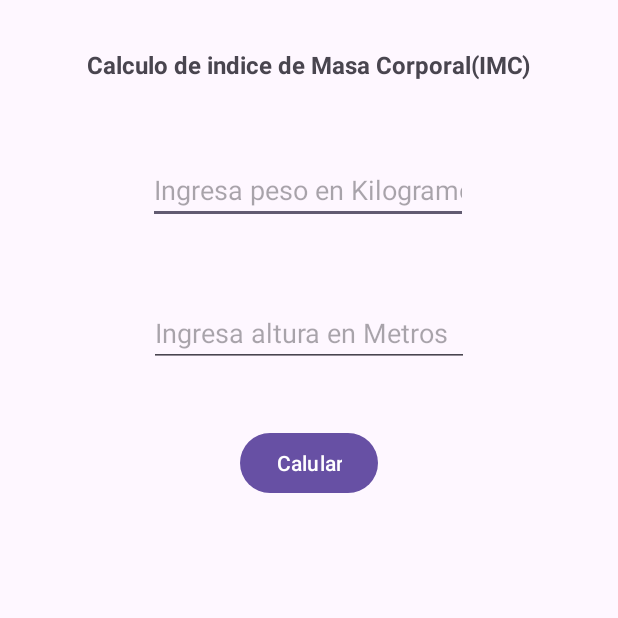
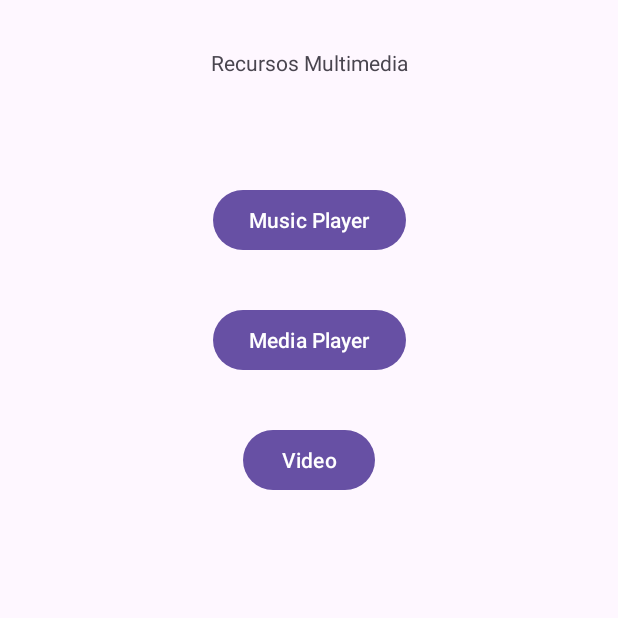
Before and after one commit to HectorMau501/12-02-Notificaciones, an Android app: the screen it shows after launch (Activty_Notificacion before the commit, MultimediaActivity after it), on a phone screen of 412 x 824 dp, the top half of it. Run offline under Robolectric (Android 15) with nearby library versions, the phone set to English and light mode, and no system bars.

Commit message:
Se ha añadido el reproducir video y audio para adelantar y retroceder

```diff
--- a/app/src/main/java/com/example/a12_02_notificaciones/Activty_Notificacion.kt
+++ b/app/src/main/java/com/example/a12_02_notificaciones/Activty_Notificacion.kt
@@ -99,6 +99,7 @@ class Activty_Notificacion : AppCompatActivity() {
 
         pendingIntentNo = PendingIntent.getActivity(this,0,accionNO,
             PendingIntent.FLAG_IMMUTABLE)
+
     }//configureActions
 
     //EquivaLENTE EN JAVA: PUBLIC FINAL STATTC
--- /dev/null
+++ b/app/src/main/java/com/example/a12_02_notificaciones/MultimediaActivity.kt
@@ -0,0 +1,33 @@
+package com.example.a12_02_notificaciones
+
+import android.content.Intent
+import androidx.appcompat.app.AppCompatActivity
+import android.os.Bundle
+import android.view.View
+import android.widget.Button
+
+class MultimediaActivity : AppCompatActivity() {
+    override fun onCreate(savedInstanceState: Bundle?) {
+        super.onCreate(savedInstanceState)
+        setContentView(R.layout.activity_multimedia)
+
+        //Componentes tipo boton
+        val botonMusic = findViewById<Button>(R.id.btnMusic)
+        val botonMedia = findViewById<Button>(R.id.btnMedia)
+        val botonVideo = findViewById<Button>(R.id.btnVideo)
+        botonMusic.setOnClickListener { v: View? ->
+            val intent = Intent(applicationContext, MusicActivity::class.java)
+            startActivity(intent)
+        }
+
+        botonMedia.setOnClickListener { v: View? ->
+            val intent = Intent(applicationContext, MediaActivity::class.java)
+            startActivity(intent)
+        }
+
+        botonVideo.setOnClickListener { v: View? ->
+            val intent = Intent(applicationContext, VideoActivity::class.java)
+            startActivity(intent)
+        }
+    }
+}
--- /dev/null
+++ b/app/src/main/res/drawable/baseline_android_24.xml
@@ -0,0 +1,5 @@
+<vector android:height="24dp" android:tint="#000000"
+    android:viewportHeight="24" android:viewportWidth="24"
+    android:width="24dp" xmlns:android="http://schemas.android.com/apk/res/android">
+    <path android:fillColor="@android:color/white" android:pathData="M17.6,9.48l1.84,-3.18c0.16,-0.31 0.04,-0.69 -0.26,-0.85c-0.29,-0.15 -0.65,-0.06 -0.83,0.22l-1.88,3.24c-2.86,-1.21 -6.08,-1.21 -8.94,0L5.65,5.67c-0.19,-0.29 -0.58,-0.38 -0.87,-0.2C4.5,5.65 4.41,6.01 4.56,6.3L6.4,9.48C3.3,11.25 1.28,14.44 1,18h22C22.72,14.44 20.7,11.25 17.6,9.48zM7,15.25c-0.69,0 -1.25,-0.56 -1.25,-1.25c0,-0.69 0.56,-1.25 1.25,-1.25S8.25,13.31 8.25,14C8.25,14.69 7.69,15.25 7,15.25zM17,15.25c-0.69,0 -1.25,-0.56 -1.25,-1.25c0,-0.69 0.56,-1.25 1.25,-1.25s1.25,0.56 1.25,1.25C18.25,14.69 17.69,15.25 17,15.25z"/>
+</vector>
--- /dev/null
+++ b/app/src/main/res/drawable/baseline_pause_24.xml
@@ -0,0 +1,5 @@
+<vector android:height="24dp" android:tint="#000000"
+    android:viewportHeight="24" android:viewportWidth="24"
+    android:width="24dp" xmlns:android="http://schemas.android.com/apk/res/android">
+    <path android:fillColor="@android:color/white" android:pathData="M6,19h4L10,5L6,5v14zM14,5v14h4L18,5h-4z"/>
+</vector>
--- /dev/null
+++ b/app/src/main/res/drawable/baseline_play_arrow_24.xml
@@ -0,0 +1,5 @@
+<vector android:height="24dp" android:tint="#000000"
+    android:viewportHeight="24" android:viewportWidth="24"
+    android:width="24dp" xmlns:android="http://schemas.android.com/apk/res/android">
+    <path android:fillColor="@android:color/white" android:pathData="M8,5v14l11,-7z"/>
+</vector>
--- /dev/null
+++ b/app/src/main/res/layout/activity_multimedia.xml
@@ -0,0 +1,56 @@
+<?xml version="1.0" encoding="utf-8"?>
+<androidx.constraintlayout.widget.ConstraintLayout xmlns:android="http://schemas.android.com/apk/res/android"
+    xmlns:app="http://schemas.android.com/apk/res-auto"
+    xmlns:tools="http://schemas.android.com/tools"
+    android:layout_width="match_parent"
+    android:layout_height="match_parent"
+    tools:context=".MultimediaActivity">
+
+    <TextView
+        android:id="@+id/textView2"
+        android:layout_width="wrap_content"
+        android:layout_height="wrap_content"
+        android:layout_marginStart="100dp"
+        android:layout_marginTop="32dp"
+        android:layout_marginEnd="100dp"
+        android:text="@string/titulo5"
+        app:layout_constraintEnd_toEndOf="parent"
+        app:layout_constraintStart_toStartOf="parent"
+        app:layout_constraintTop_toTopOf="parent" />
+
+    <Button
+        android:id="@+id/btnMusic"
+        android:layout_width="wrap_content"
+        android:layout_height="wrap_content"
+        android:layout_marginStart="100dp"
+        android:layout_marginTop="71dp"
+        android:layout_marginEnd="100dp"
+        android:text="@string/menu1"
+        app:layout_constraintEnd_toEndOf="parent"
+        app:layout_constraintStart_toStartOf="parent"
+        app:layout_constraintTop_toBottomOf="@+id/textView2" />
+
+    <Button
+        android:id="@+id/btnMedia"
+        android:layout_width="wrap_content"
+        android:layout_height="wrap_content"
+        android:layout_marginStart="100dp"
+        android:layout_marginTop="32dp"
+        android:layout_marginEnd="100dp"
+        android:text="@string/menu2"
+        app:layout_constraintEnd_toEndOf="parent"
+        app:layout_constraintStart_toStartOf="parent"
+        app:layout_constraintTop_toBottomOf="@+id/btnMusic" />
+
+    <Button
+        android:id="@+id/btnVideo"
+        android:layout_width="wrap_content"
+        android:layout_height="wrap_content"
+        android:layout_marginStart="100dp"
+        android:layout_marginTop="32dp"
+        android:layout_marginEnd="100dp"
+        android:text="Video"
+        app:layout_constraintEnd_toEndOf="parent"
+        app:layout_constraintStart_toStartOf="parent"
+        app:layout_constraintTop_toBottomOf="@+id/btnMedia" />
+</androidx.constraintlayout.widget.ConstraintLayout>
--- a/app/src/main/res/values/strings.xml
+++ b/app/src/main/res/values/strings.xml
@@ -1,7 +1,7 @@
 <resources>
     <string name="app_name">12-02-Notificaciones</string>
 
-<!--    Parte 1-->
+    <!--    Parte 1-->
     <string name="titulo">EJEMPLOS DE NOTIFICACIÓN</string>
     <string name="basica">Básica</string>
     <string name="toque">Acción de toque</string>
@@ -10,24 +10,37 @@
     <string name="si">Aceptar</string>
     <string name="no">Cancelar</string>
 
-<!--    Parte 2-->
+    <!--    Parte 2-->
     <string name="cansado">Un poco cansado</string>
     <string name="respuesta">Respuesta</string>
-<!--    Etiquetas NotificacionActivity-->
+    <!--    Etiquetas NotificacionActivity-->
     <string name="peso">Ingresa peso en kilogramos</string>
     <string name="estatura">Ingresa altura en metros</string>
     <string name="calcular">Calular</string>
     <string name="titulo1">Calculo de indice de Masa Corporal(IMC)</string>
-<!--   Etiquetas de formularioActivity -->
+    <!--   Etiquetas de formularioActivity -->
     <string name="titulo2">Registro de cita</string>
     <string name="nombre">Ingresa nombre(s)</string>
     <string name="apellidos">Ingresa apellidos(s)</string>
     <string name="registrar">Registrar</string>
-<!--    Etiquetas InfoActivity-->
+    <!--    Etiquetas InfoActivity-->
     <string name="titulo3">Informacion sobre IMC</string>
     <string name="detalle">Para adultos de 20 añor o mas, el IMC se interpreta usando categorias de estado de peso estandar</string>
     <string name="detalle2">Las Personas obesas y con sobrepeso tienen mas probabilidades de sufrir infartos y accidentes cerebrovasculares</string>
     <string name="titulo4">EJEMPLOS DE ALARMAS</string>
     <string name="intent">Abrir intent</string>
 
+
+    <!--    Multimedia-->
+    <string name="app">Mov2_Multimedia</string>
+    <string name="titulo5">Recursos Multimedia</string>
+    <string name="menu1">Music Player</string>
+    <string name="menu2">Media Player</string>
+    <string name="menu3">Video View</string>
+
+    <!--    Menu1-->
+    <string name="title">Music Player</string>
+    <!--    Menu2-->
+    <string name="play">Reproducir</string>
+    <string name="stop">Detener</string>
 </resources>
```
Also changed, not shown: app/src/main/AndroidManifest.xml (+31 -12 lines), app/src/main/java/com/example/a12_02_notificaciones/MediaActivity.kt (added, +52 -0 lines), app/src/main/java/com/example/a12_02_notificaciones/MusicActivity.kt (added, +109 -0 lines), app/src/main/java/com/example/a12_02_notificaciones/VideoActivity.kt (added, +35 -0 lines), app/src/main/res/layout/activity_media.xml (added, +44 -0 lines), app/src/main/res/layout/activity_music.xml (added, +96 -0 lines), app/src/main/res/layout/activity_video.xml (added, +13 -0 lines), 2 other files.
